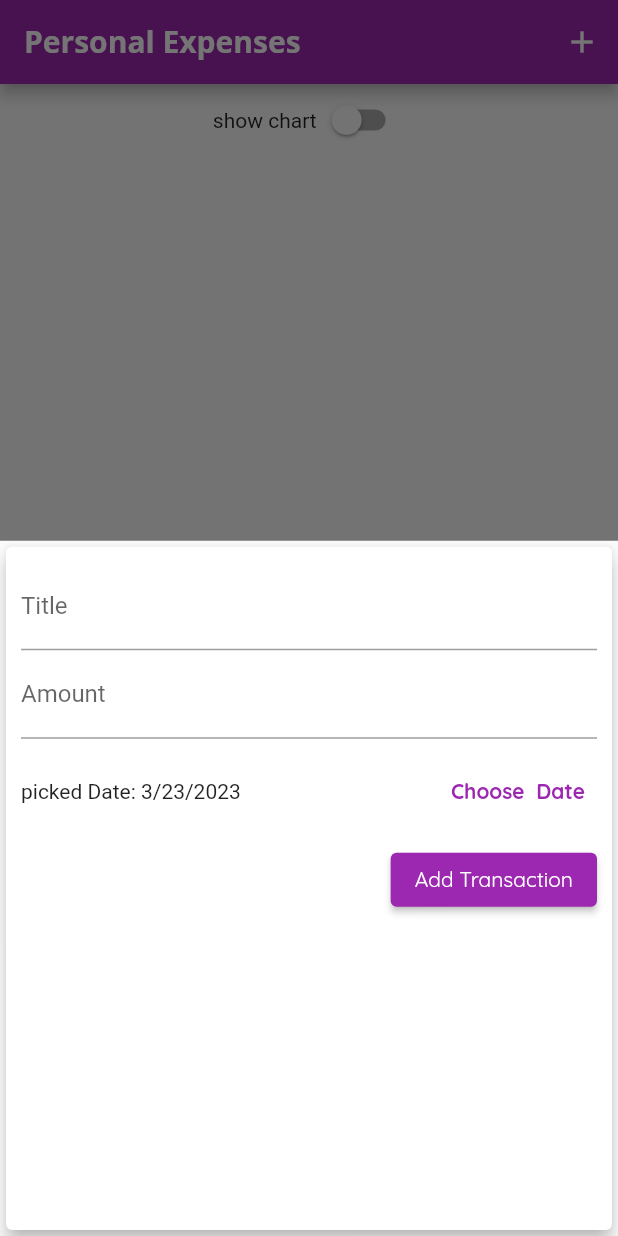
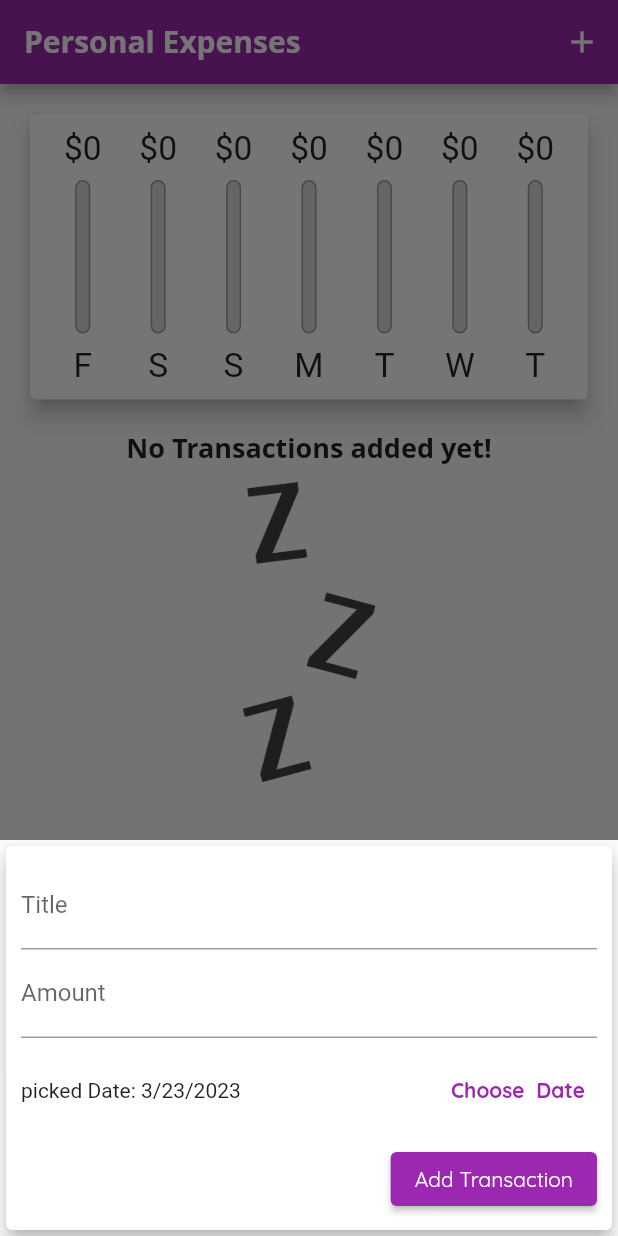
Before and after one commit to George-k-tech/expense_app, a Flutter app: the screen it shows after launch, after a tap on the "add" icon, on a phone screen of 412 x 824 dp. Run offline on Flutter 3.47's test engine with Material 2 defaults, Android fonts, the phone set to English and light mode, and no system bars; Roboto replaces fonts that are missing (Open Sans).

Commit message:
application responsiveness

```diff
--- a/lib/main.dart
+++ b/lib/main.dart
@@ -121,6 +121,8 @@ class _MyHomePageState extends State<MyHomePage> {
 
   @override
   Widget build(BuildContext context) {
+    final isLanscape =
+        MediaQuery.of(context).orientation == Orientation.landscape;
     final appBar = AppBar(
       title: Text(
         'Personal Expenses ',
@@ -133,6 +135,13 @@ class _MyHomePageState extends State<MyHomePage> {
         ),
       ],
     );
+    final txListWidget = Container(
+      height: (MediaQuery.of(context).size.height -
+              appBar.preferredSize.height -
+              MediaQuery.of(context).padding.top) *
+          0.7,
+      child: TransactionList(_userTransactions, _deleteTransaction),
+    );
     return Scaffold(
       appBar: appBar,
       body: SingleChildScrollView(
@@ -140,6 +149,7 @@ class _MyHomePageState extends State<MyHomePage> {
           //mainAxisAlignment: MainAxisAlignment.start,
           crossAxisAlignment: CrossAxisAlignment.stretch,
           children: <Widget>[
+            if (isLanscape)
               Row(
                 mainAxisAlignment: MainAxisAlignment.center,
                 children: [
@@ -153,7 +163,15 @@ class _MyHomePageState extends State<MyHomePage> {
                       }),
                 ],
               ),
-            _showChart
+              if(!isLanscape) Container(
+                    height: (MediaQuery.of(context).size.height -
+                            appBar.preferredSize.height -
+                            MediaQuery.of(context).padding.top) *
+                        0.3,
+                    child: Chart(_recentTransactions),
+                  ),
+                  if(!isLanscape)txListWidget,
+           if(isLanscape) _showChart
                 ? Container(
                     height: (MediaQuery.of(context).size.height -
                             appBar.preferredSize.height -
@@ -161,14 +179,7 @@ class _MyHomePageState extends State<MyHomePage> {
                         0.7,
                     child: Chart(_recentTransactions),
                   )
-                : Container(
-                    height: (MediaQuery.of(context).size.height -
-                            appBar.preferredSize.height -
-                            MediaQuery.of(context).padding.top) *
-                        0.7,
-                    //child: Chart(_recentTransactions),
-                  ),
-            TransactionList(_userTransactions, _deleteTransaction),
+                : txListWidget
           ],
         ),
       ),
--- a/lib/widgets/new_transaction.dart
+++ b/lib/widgets/new_transaction.dart
@@ -53,10 +53,15 @@ class _NewTransactionState extends State<NewTransaction> {
 
   @override
   Widget build(BuildContext context) {
-    return Card(
+    return SingleChildScrollView(
+      child: Card(
         elevation: 5,
         child: Container(
-        padding: EdgeInsets.all(10),
+          padding: EdgeInsets.only(
+              top: 10,
+              left: 10,
+              right: 10,
+              bottom: MediaQuery.of(context).viewInsets.bottom + 10),
           child: Column(
             crossAxisAlignment: CrossAxisAlignment.end,
             children: [
@@ -100,6 +105,7 @@ class _NewTransactionState extends State<NewTransaction> {
             ],
           ),
         ),
+      ),
     );
   }
 }
```
Lines whose indentation alone changed are shown as unchanged.
